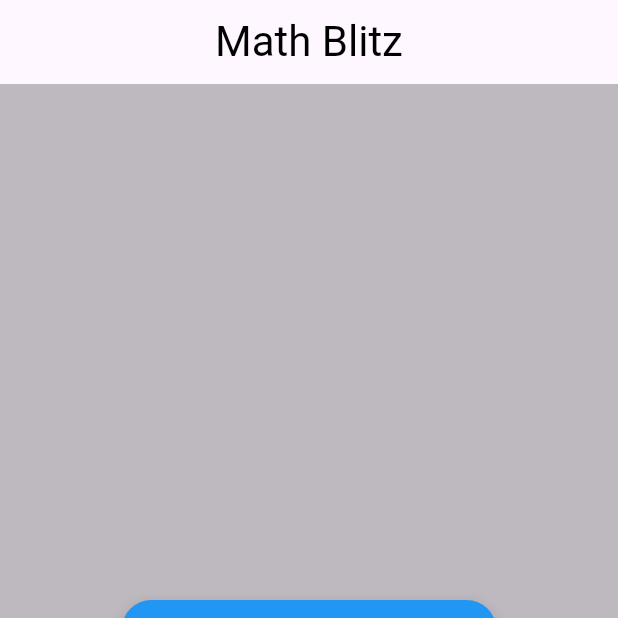
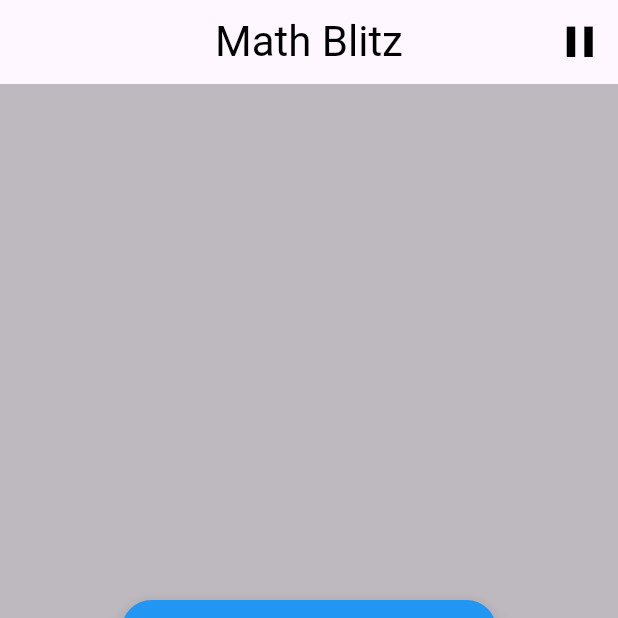
Before and after one commit to Atoktobekov/math_blitz, a Flutter app: the screen it shows after launch, on a phone screen of 412 x 824 dp, the top half of it. Run offline on Flutter 3.47's test engine with Material 3 defaults, Android fonts, the phone set to English and light mode, and no system bars.

Commit message:
add PauseOverlay, add pause menu, add resumeGame() and pauseGame() methods in game_view_model

```diff
--- a/lib/presentation/screens/game_screen.dart
+++ b/lib/presentation/screens/game_screen.dart
@@ -1,4 +1,5 @@
 import 'package:flutter/material.dart';
+import 'package:math_blitz/presentation/widgets/PauseOverlay.dart';
 import 'package:provider/provider.dart';
 import 'package:math_blitz/presentation/viewmodels/game_view_model.dart';
 import 'package:math_blitz/presentation/widgets/answerButton.dart';
@@ -17,7 +18,19 @@ class GameScreen extends StatelessWidget {
               fontSize: 28,
               fontWeight: FontWeight.w400,
             ),
-            )
+            ),
+          actions: [
+            Consumer<GameViewModel>(
+              builder: (context, vm, _) => IconButton(
+                icon: Icon(Icons.pause, color: Colors.black, size: 35,),
+                onPressed: () {
+                  if (!vm.isPaused && vm.hasStarted && !vm.isGameOver) {
+                    vm.pauseGame();
+                  }
+                },
+              ),
+            ),
+          ],
         ),
         body: Consumer<GameViewModel>(
           builder: (context, vm, _) {
@@ -28,10 +41,9 @@ class GameScreen extends StatelessWidget {
                 _showGameOverDialog(context, vm.points, vm.resetGame);
               }
             });
-
             return Stack(
               children: [
-                // The game
+                // Основной игровой экран
                 Center(
                   child: Padding(
                     padding: const EdgeInsets.all(16),
@@ -67,7 +79,13 @@ class GameScreen extends StatelessWidget {
                   ),
                 ),
 
-                // Затемнение + кнопка "Начать"
+                // Экран паузы, если игра на паузе
+                if (vm.isPaused)
+                  PauseOverlay(
+                    onResume: () => vm.resumeGame(),
+                  ),
+
+                // Затемнение и кнопка "Начать", если игра не началась
                 if (!vm.hasStarted)
                   Positioned.fill(
                     child: Container(
@@ -94,12 +112,12 @@ class GameScreen extends StatelessWidget {
                             child: const Text('НАЧАТЬ'),
                           ),
                         ),
-
                       ),
                     ),
                   ),
               ],
             );
+
 
           },
         ),
```
Also changed, not shown: lib/presentation/viewmodels/game_view_model.dart (+22 -2 lines), lib/presentation/widgets/PauseOverlay.dart (added, +42 -0 lines).
